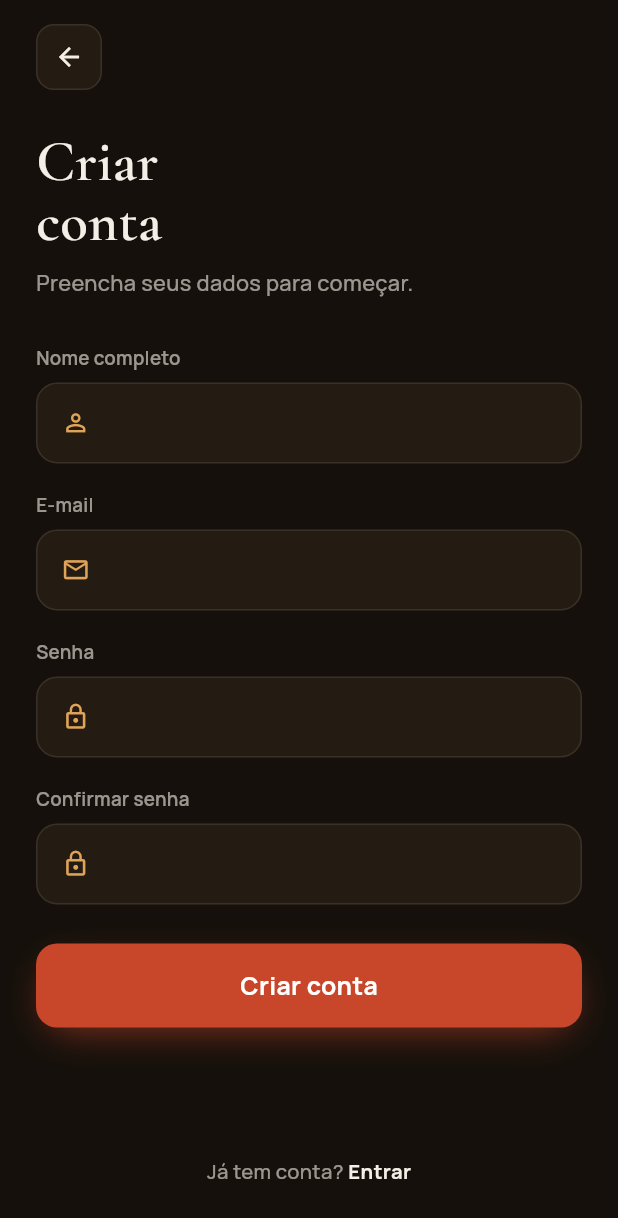
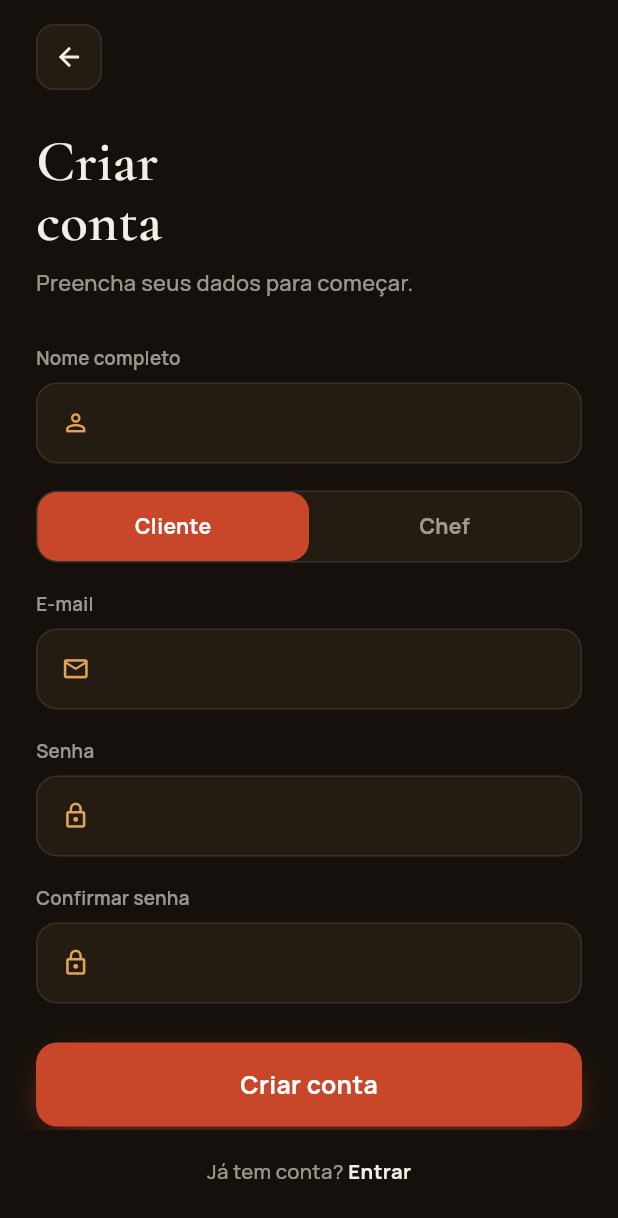
Before and after one commit to italovitorino/chef-em-casa, a Flutter app: the RegisterScreen screen opened directly, on a phone screen of 412 x 824 dp. Shown: the top 1218 px of the screen. Run offline on Flutter 3.47's test engine with Material 3 defaults, Android fonts, the phone set to English and light mode, and no system bars; our stand-ins replace dio, flutter_riverpod, flutter_secure_storage, geocoding, geolocator, google_fonts; missing offline and left inert: stomp_dart_client; accounts and stored records are empty; network calls fail.

```diff
--- a/app/lib/screens/register_screen.dart
+++ b/app/lib/screens/register_screen.dart
@@ -21,6 +21,7 @@ class _RegisterScreenState extends ConsumerState<RegisterScreen> {
   final _emailCtrl = TextEditingController();
   final _passCtrl = TextEditingController();
   final _confirmCtrl = TextEditingController();
+  String _selectedRole = 'CLIENT';
   String? _localError;
 
   @override
@@ -65,6 +66,7 @@ class _RegisterScreenState extends ConsumerState<RegisterScreen> {
           name: _nameCtrl.text.trim(),
           email: _emailCtrl.text.trim(),
           password: _passCtrl.text,
+          role: _selectedRole,
         );
   }
 
@@ -137,6 +139,46 @@ class _RegisterScreenState extends ConsumerState<RegisterScreen> {
                       controller: _nameCtrl,
                     ),
                     const SizedBox(height: 18),
+                    Container(
+                      decoration: BoxDecoration(
+                        color: AppColors.surface,
+                        border: Border.all(color: AppColors.line),
+                        borderRadius: BorderRadius.circular(14),
+                      ),
+                      child: Row(
+                        children: [
+                          for (final (role, label) in [
+                            ('CLIENT', 'Cliente'),
+                            ('CHEF', 'Chef'),
+                          ])
+                            Expanded(
+                              child: GestureDetector(
+                                onTap: () => setState(() => _selectedRole = role),
+                                child: Container(
+                                  padding: const EdgeInsets.symmetric(vertical: 13),
+                                  decoration: BoxDecoration(
+                                    color: _selectedRole == role
+                                        ? AppColors.terra
+                                        : Colors.transparent,
+                                    borderRadius: BorderRadius.circular(13),
+                                  ),
+                                  child: Text(
+                                    label,
+                                    textAlign: TextAlign.center,
+                                    style: AppText.manrope(
+                                      fontWeight: FontWeight.w700,
+                                      color: _selectedRole == role
+                                          ? Colors.white
+                                          : AppColors.muted,
+                                    ),
+                                  ),
+                                ),
+                              ),
+                            ),
+                        ],
+                      ),
+                    ),
+                    const SizedBox(height: 18),
                     AppTextField(
                       icon: Icons.email_outlined,
                       label: 'E-mail',
```
Also changed, not shown: app/lib/screens/home_screen.dart (+6 -4 lines), app/lib/screens/notifications_screen.dart (added, +39 -0 lines), app/lib/screens/profile_screen.dart (added, +81 -0 lines).
